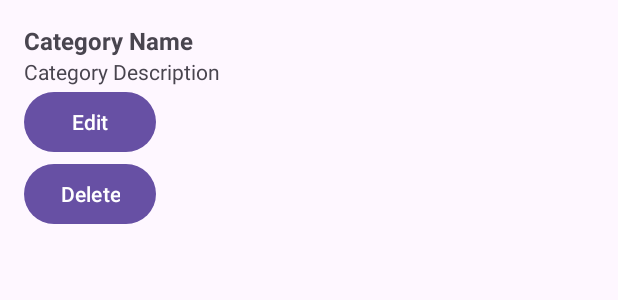
After one commit to DhanukaDB/BLOOMROOM10, an Android app: the layout activity_item_category.xml on its own in the app's theme, with its tools: preview values and no code run, on a phone screen of 412 x 824 dp. The commit adds this screen. Shown: the top 300 px of the screen. Run offline under Robolectric (Android 15) with nearby library versions, the phone set to English and light mode, and no system bars.

Commit message:
Category Crud done

```diff
--- a/app/src/main/AndroidManifest.xml
+++ b/app/src/main/AndroidManifest.xml
@@ -77,6 +77,7 @@
             </intent-filter>
         </activity>
         <activity android:name=".CreateCategoryActivity" />
+        <activity android:name=".ViewCategory" />
     </application>
 
 </manifest>
--- a/app/src/main/res/layout/activity_admin_page.xml
+++ b/app/src/main/res/layout/activity_admin_page.xml
@@ -40,4 +40,10 @@
         android:layout_height="wrap_content"
         android:text="Manage Flowers" />
 
+    <Button
+        android:id="@+id/cd_id04"
+        android:layout_width="match_parent"
+        android:layout_height="wrap_content"
+        android:text="Manage Categories" />
+
 </LinearLayout>
--- /dev/null
+++ b/app/src/main/res/layout/activity_item_category.xml
@@ -0,0 +1,34 @@
+<!-- res/layout/item_category.xml -->
+<LinearLayout xmlns:android="http://schemas.android.com/apk/res/android"
+    android:layout_width="match_parent"
+    android:layout_height="wrap_content"
+    android:orientation="vertical"
+    android:padding="16dp">
+
+    <TextView
+        android:id="@+id/textViewCategoryName"
+        android:layout_width="wrap_content"
+        android:layout_height="wrap_content"
+        android:text="Category Name"
+        android:textSize="16sp"
+        android:textStyle="bold"/>
+
+    <TextView
+        android:id="@+id/textViewCategoryDescription"
+        android:layout_width="wrap_content"
+        android:layout_height="wrap_content"
+        android:text="Category Description"
+        android:textSize="14sp"/>
+
+    <Button
+        android:id="@+id/buttonEdit"
+        android:layout_width="wrap_content"
+        android:layout_height="wrap_content"
+        android:text="Edit"/>
+
+    <Button
+        android:id="@+id/buttonDelete"
+        android:layout_width="wrap_content"
+        android:layout_height="wrap_content"
+        android:text="Delete"/>
+</LinearLayout>
```
Also changed, not shown: app/src/main/java/com/example/bloomroom10/AdminPage.java (+9 -0 lines), app/src/main/java/com/example/bloomroom10/Category.java (+25 -1 lines), app/src/main/java/com/example/bloomroom10/CategoryAdapter.java (added, +79 -0 lines), app/src/main/java/com/example/bloomroom10/ViewCategory.java (added, +106 -0 lines), app/src/main/res/layout/dialog_edit_category.xml (added, +20 -0 lines), app/src/main/res/layout/fragment_category.xml (added, +12 -0 lines).
